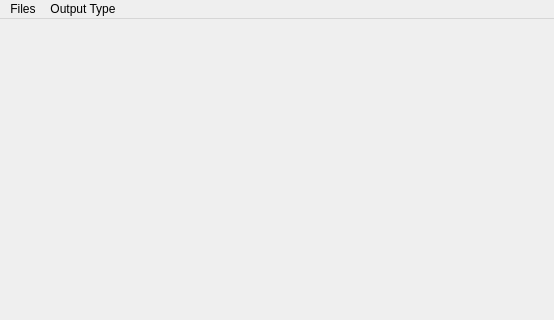
This is tools/import/drishtiimport.ui in nci/drishti as Qt 5 draws it before an edit; both pictures show x 0 to 554 and y 0 to 320 of the 554 by 550 pixel window. The edited form follows.
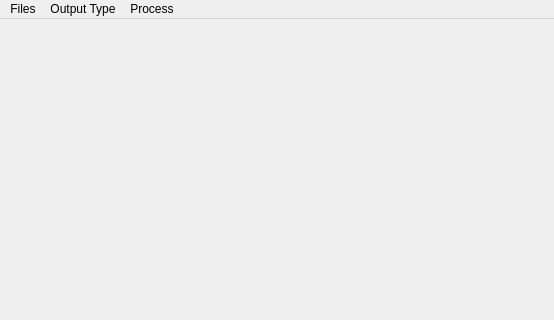
This is the edited form.

Commit message: Process Mimics Dicom directories

The edit to the form file:
```diff
--- a/tools/import/drishtiimport.ui
+++ b/tools/import/drishtiimport.ui
@@ -55,8 +55,15 @@
     <addaction name="action8_bit"/>
     <addaction name="action16_bit"/>
    </widget>
+   <widget class="QMenu" name="menuProcess">
+    <property name="title">
+     <string>Process</string>
+    </property>
+    <addaction name="actionMimics"/>
+   </widget>
    <addaction name="menuFiles"/>
    <addaction name="menuOutput_Type"/>
+   <addaction name="menuProcess"/>
   </widget>
   <widget class="QStatusBar" name="statusbar"/>
   <action name="actionRAW">
```
Left out of the diff: 5 changed lines with no effect on the pictures. The commit also changes 4 other files.
